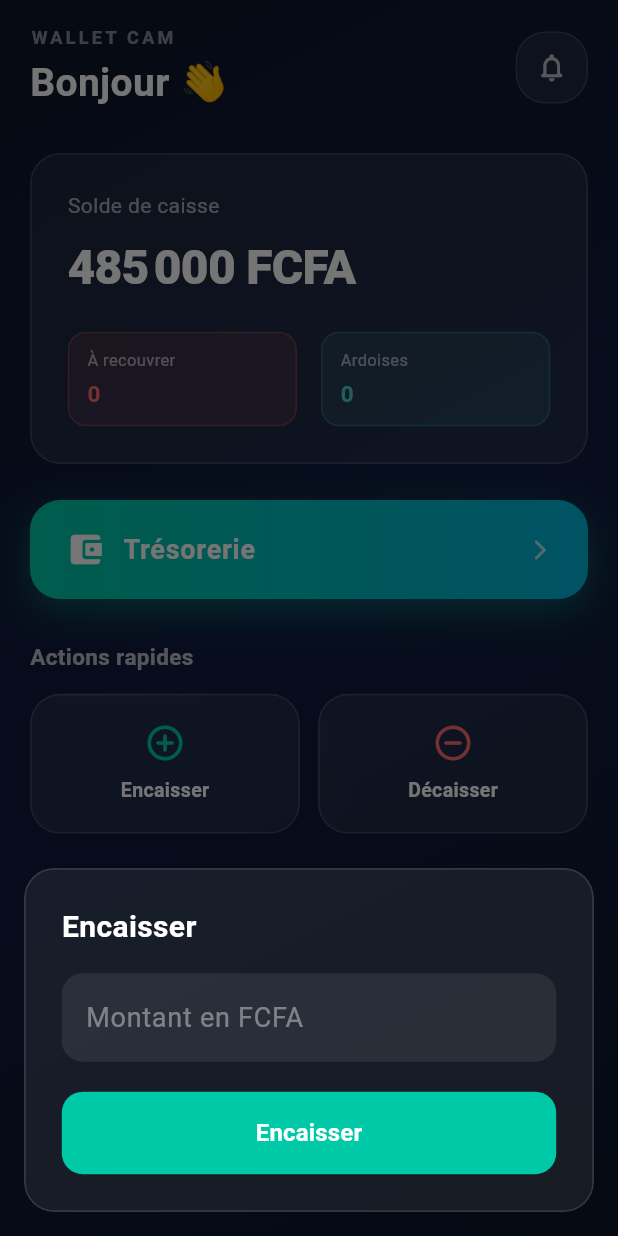
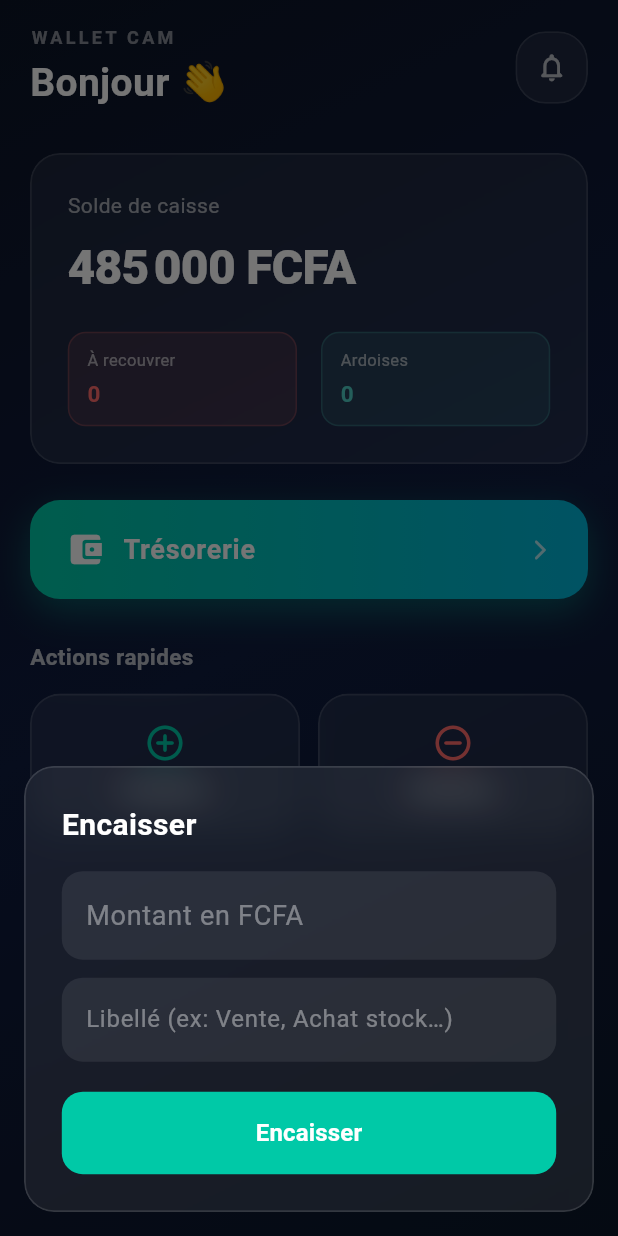
Before and after one commit to alexchep47-gif/walletcam, a Flutter app: the screen it shows after launch, after a tap on "Encaisser", on a phone screen of 412 x 824 dp. Run offline on Flutter 3.47's test engine with Material 3 defaults, Android fonts, the phone set to English and light mode, and no system bars; our stand-ins replace flutter_local_notifications, shared_preferences, timezone.

Commit message:
feat: add cash movement history + improve home screen + web compatibility

```diff
--- a/lib/main.dart
+++ b/lib/main.dart
@@ -1,5 +1,6 @@
 import 'package:flutter/material.dart';
 import 'package:flutter/services.dart';
+import 'package:flutter/foundation.dart' show kIsWeb;
 import 'package:intl/intl.dart';
 import 'package:uuid/uuid.dart';
 import 'package:shared_preferences/shared_preferences.dart';
@@ -8,6 +9,7 @@ import 'dart:ui';
 
 import 'services/local_notification_service.dart';
 import 'models/ardoise.dart';
+import 'models/cash_movement.dart';
 import 'theme/app_theme.dart';
 
 void main() async {
@@ -53,6 +55,7 @@ class HomeScreen extends StatefulWidget {
 class _HomeScreenState extends State<HomeScreen> {
   double cashBalance = 0;
   List<Ardoise> ardoises = [];
+  List<CashMovement> movements = [];
   final money = NumberFormat('#,##0', 'fr_FR');
 
   @override
@@ -64,8 +67,11 @@ class _HomeScreenState extends State<HomeScreen> {
   Future<void> _loadData() async {
     final prefs = await SharedPreferences.getInstance();
     cashBalance = prefs.getDouble('cash_balance') ?? 485000;
-    final raw = prefs.getStringList('ardoises') ?? [];
-    ardoises = raw.map((e) => Ardoise.fromJson(jsonDecode(e))).toList();
+    final rawArdoises = prefs.getStringList('ardoises') ?? [];
+    ardoises = rawArdoises.map((e) => Ardoise.fromJson(jsonDecode(e))).toList();
+    final rawMovements = prefs.getStringList('cash_movements') ?? [];
+    movements =
+        rawMovements.map((e) => CashMovement.fromJson(jsonDecode(e))).toList();
     setState(() {});
   }
 
@@ -75,6 +81,10 @@ class _HomeScreenState extends State<HomeScreen> {
     await prefs.setStringList(
       'ardoises',
       ardoises.map((a) => jsonEncode(a.toJson())).toList(),
+    );
+    await prefs.setStringList(
+      'cash_movements',
+      movements.map((m) => jsonEncode(m.toJson())).toList(),
     );
   }
 
@@ -128,11 +138,12 @@ class _HomeScreenState extends State<HomeScreen> {
                       ),
                     ],
                   ),
-                  GlassCard(
-                    padding: const EdgeInsets.all(12),
-                    child: const Icon(Icons.notifications_none_rounded,
-                        color: Colors.white70, size: 22),
-                  ),
+                  if (!kIsWeb)
+                    GlassCard(
+                      padding: const EdgeInsets.all(12),
+                      child: const Icon(Icons.notifications_none_rounded,
+                          color: Colors.white70, size: 22),
+                    ),
                 ],
               ),
               const SizedBox(height: 28),
@@ -165,7 +176,13 @@ class _HomeScreenState extends State<HomeScreen> {
                       children: [
                         _miniStat('À recouvrer', totalDue, const Color(0xFFFF6B6B)),
                         const SizedBox(width: 16),
-                        _miniStat('Ardoises', ardoises.where((a) => a.status == 'DUE').length.toDouble(), const Color(0xFF4ECDC4)),
+                        _miniStat(
+                            'Ardoises',
+                            ardoises
+                                .where((a) => a.status == 'DUE')
+                                .length
+                                .toDouble(),
+                            const Color(0xFF4ECDC4)),
                       ],
                     ),
                   ],
@@ -193,7 +210,8 @@ class _HomeScreenState extends State<HomeScreen> {
                 },
                 child: Container(
                   width: double.infinity,
-                  padding: const EdgeInsets.symmetric(vertical: 20, horizontal: 24),
+                  padding:
+                      const EdgeInsets.symmetric(vertical: 20, horizontal: 24),
                   decoration: BoxDecoration(
                     borderRadius: BorderRadius.circular(20),
                     gradient: const LinearGradient(
@@ -264,6 +282,78 @@ class _HomeScreenState extends State<HomeScreen> {
               ),
               const SizedBox(height: 28),
 
+              // Recent movements
+              if (movements.isNotEmpty) ...[
+                Text(
+                  'Derniers mouvements',
+                  style: TextStyle(
+                    color: Colors.white.withOpacity(0.7),
+                    fontSize: 15,
+                    fontWeight: FontWeight.w600,
+                  ),
+                ),
+                const SizedBox(height: 12),
+                ...movements.take(5).map((m) => Padding(
+                      padding: const EdgeInsets.only(bottom: 8),
+                      child: GlassCard(
+                        padding: const EdgeInsets.symmetric(
+                            horizontal: 16, vertical: 12),
+                        child: Row(
+                          children: [
+                            Icon(
+                              m.isIncome
+                                  ? Icons.arrow_downward_rounded
+                                  : Icons.arrow_upward_rounded,
+                              color: m.isIncome
+                                  ? const Color(0xFF00C9A7)
+                                  : const Color(0xFFFF6B6B),
+                              size: 20,
+                            ),
+                            const SizedBox(width: 12),
+                            Expanded(
+                              child: Column(
+                                crossAxisAlignment: CrossAxisAlignment.start,
+                                children: [
+                                  Text(
+                                    m.label.isNotEmpty
+                                        ? m.label
+                                        : (m.isIncome
+                                            ? 'Encaissement'
+                                            : 'Décaissement'),
+                                    style: const TextStyle(
+                                      color: Colors.white,
+                                      fontWeight: FontWeight.w600,
+                                      fontSize: 14,
+                                    ),
+                                  ),
+                                  Text(
+                                    DateFormat('dd MMM · HH:mm', 'fr_FR')
+                                        .format(m.createdAt),
+                                    style: TextStyle(
+                                      color: Colors.white.withOpacity(0.45),
+                                      fontSize: 11,
+                                    ),
+                                  ),
+                                ],
+                              ),
+                            ),
+                            Text(
+                              '${m.isIncome ? '+' : '-'}${money.format(m.amount)} F',
+                              style: TextStyle(
+                                color: m.isIncome
+                                    ? const Color(0xFF00C9A7)
+                                    : const Color(0xFFFF6B6B),
+                                fontWeight: FontWeight.w700,
+                                fontSize: 14,
+                              ),
+                            ),
+                          ],
+                        ),
+                      ),
+                    )),
+                const SizedBox(height: 16),
+              ],
+
               // Recent ardoises preview
               if (ardoises.where((a) => a.status == 'DUE').isNotEmpty) ...[
                 Text(
@@ -286,8 +376,8 @@ class _HomeScreenState extends State<HomeScreen> {
                             child: Row(
                               children: [
                                 CircleAvatar(
-                                  backgroundColor:
-                                      const Color(0xFF00C9A7).withOpacity(0.2),
+                                  backgroundColor: const Color(0xFF00C9A7)
+                                      .withOpacity(0.2),
                                   child: Text(
                                     a.clientName.isNotEmpty
                                         ? a.clientName[0].toUpperCase()
@@ -402,7 +492,8 @@ class _HomeScreenState extends State<HomeScreen> {
   }
 
   void _adjustCash(bool isIncome) {
-    final controller = TextEditingController();
+    final amountCtrl = TextEditingController();
+    final labelCtrl = TextEditingController();
     showModalBottomSheet(
       context: context,
       backgroundColor: Colors.transparent,
@@ -428,7 +519,7 @@ class _HomeScreenState extends State<HomeScreen> {
               ),
               const SizedBox(height: 16),
               TextField(
-                controller: controller,
+                controller: amountCtrl,
                 keyboardType: TextInputType.number,
                 style: const TextStyle(color: Colors.white, fontSize: 18),
                 decoration: InputDecoration(
@@ -444,25 +535,51 @@ class _HomeScreenState extends State<HomeScreen> {
                   suffixStyle: const TextStyle(color: Colors.white70),
                 ),
               ),
+              const SizedBox(height: 12),
+              TextField(
+                controller: labelCtrl,
+                style: const TextStyle(color: Colors.white),
+                decoration: InputDecoration(
+                  hintText: 'Libellé (ex: Vente, Achat stock…)',
+                  hintStyle: TextStyle(color: Colors.white.withOpacity(0.4)),
+                  filled: true,
+                  fillColor: Colors.white.withOpacity(0.08),
+                  border: OutlineInputBorder(
+                    borderRadius: BorderRadius.circular(14),
+                    borderSide: BorderSide.none,
+                  ),
+                ),
+              ),
               const SizedBox(height: 20),
               SizedBox(
                 width: double.infinity,
                 child: FilledButton(
                   style: FilledButton.styleFrom(
-                    backgroundColor:
-                        isIncome ? const Color(0xFF00C9A7) : const Color(0xFFFF6B6B),
+                    backgroundColor: isIncome
+                        ? const Color(0xFF00C9A7)
+                        : const Color(0xFFFF6B6B),
                     padding: const EdgeInsets.symmetric(vertical: 16),
                     shape: RoundedRectangleBorder(
                       borderRadius: BorderRadius.circular(14),
                     ),
                   ),
                   onPressed: () async {
-                    final amount = double.tryParse(
-                            controller.text.replaceAll(RegExp(r'[^0-9]'), '')) ??
+                    final amount = double.tryParse(amountCtrl.text
+                            .replaceAll(RegExp(r'[^0-9]'), '')) ??
                         0;
                     if (amount <= 0) return;
+
+                    final movement = CashMovement(
+                      id: const Uuid().v4(),
+                      amount: amount,
+                      isIncome: isIncome,
+                      label: labelCtrl.text.trim(),
+                      createdAt: DateTime.now(),
+                    );
+
                     setState(() {
                       cashBalance += isIncome ? amount : -amount;
+                      movements.insert(0, movement);
                     });
                     await _saveData();
                     if (mounted) Navigator.pop(ctx);
@@ -867,7 +984,6 @@ class _TreasuryScreenState extends State<TreasuryScreen> {
                         status: 'DUE',
                       );
 
-                      // Schedule local notification
                       await widget.notificationService.scheduleArdoiseReminder(
                         notificationId: id.hashCode.abs() % 100000,
                         ardoiseId: id,
--- a/pubspec.yaml
+++ b/pubspec.yaml
@@ -1,7 +1,7 @@
 name: walletcam
 description: Walletcam — Application de trésorerie et gestion de caisse offline-first pour commerçants camerounais.
 publish_to: 'none'
-version: 2.0.0+1
+version: 2.1.0+2
 
 environment:
   sdk: '>=3.2.0 <4.0.0'
@@ -15,7 +15,6 @@ dependencies:
   uuid: ^4.5.1
   flutter_local_notifications: ^18.0.1
   timezone: ^0.9.4
-  flutter_timezone: ^3.0.1
   connectivity_plus: ^6.0.5
 
 dev_dependencies:
```
